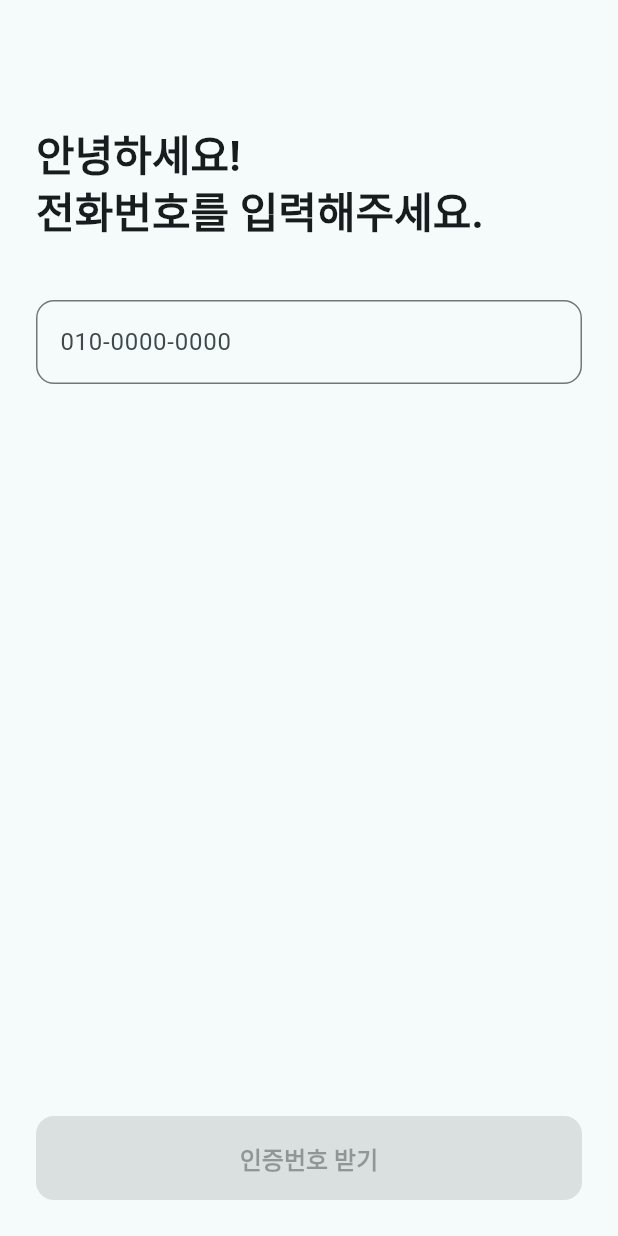
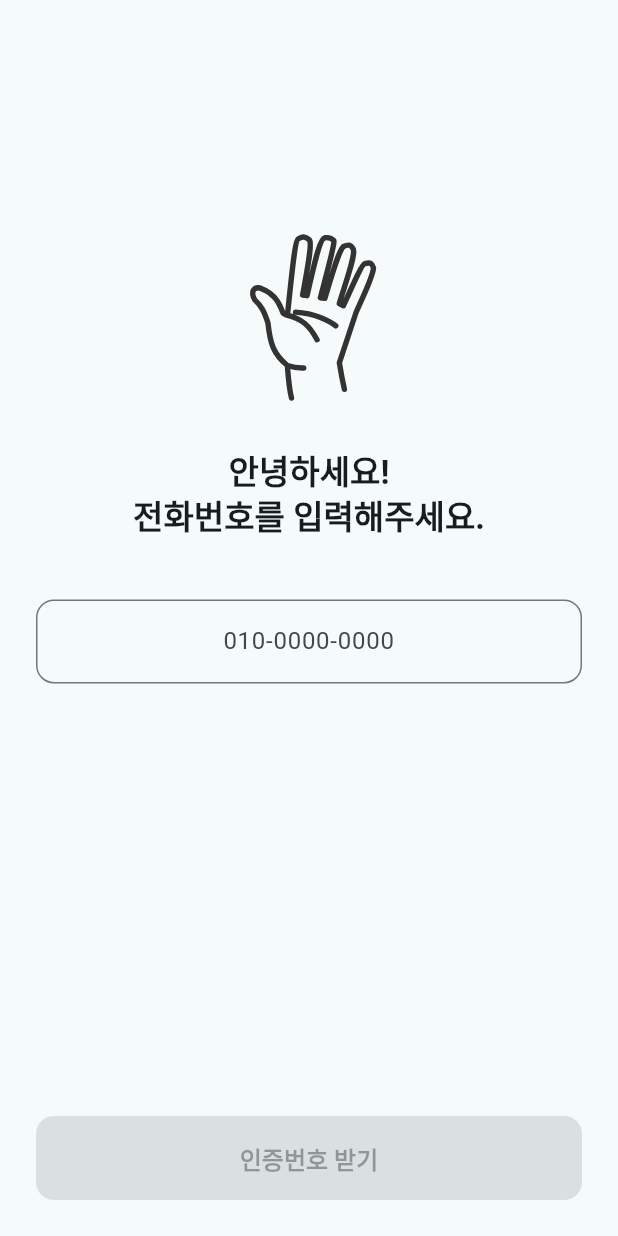
Before and after one commit to hiimjayson/nomad, a Flutter app: the screen it shows after launch, on a phone screen of 412 x 824 dp. Run offline on Flutter 3.47's test engine with Material 3 defaults, Android fonts, the light colour scheme and no system bars; our stand-ins replace dio, flutter_svg, pin_code_fields; Roboto replaces fonts that are missing (Pretendard).

Commit message:
enhance(app): 전화번호인증 스크린 디자인 수정

```diff
--- a/apps/nomad_app/lib/screens/auth/phone_auth_screen.dart
+++ b/apps/nomad_app/lib/screens/auth/phone_auth_screen.dart
@@ -3,6 +3,7 @@ import 'package:flutter/services.dart';
 import 'package:nomad_app/screens/auth/verification_screen.dart';
 import 'package:nomad_app/components/ui/button.dart';
 import 'package:nomad_app/services/auth/auth_service.dart';
+import 'package:flutter_svg/flutter_svg.dart';
 
 class PhoneAuthScreen extends StatefulWidget {
   const PhoneAuthScreen({super.key});
@@ -54,19 +55,29 @@ class _PhoneAuthScreenState extends State<PhoneAuthScreen> {
         child: Padding(
           padding: const EdgeInsets.all(24.0),
           child: Column(
-            crossAxisAlignment: CrossAxisAlignment.start,
+            crossAxisAlignment: CrossAxisAlignment.center,
             children: [
-              const SizedBox(height: 60),
+              SizedBox(height: MediaQuery.of(context).size.height * 0.15),
+              SvgPicture.asset(
+                'assets/images/hand_wave.svg',
+                width: 128,
+                height: 128,
+              ),
+              const SizedBox(height: 24),
               Text(
                 '안녕하세요!\n전화번호를 입력해주세요.',
-                style: Theme.of(context).textTheme.headlineMedium?.copyWith(
+                textAlign: TextAlign.center,
+                style: Theme.of(context).textTheme.titleLarge?.copyWith(
                       fontWeight: FontWeight.bold,
                     ),
               ),
               const SizedBox(height: 40),
-              TextField(
+              SizedBox(
+                width: double.infinity,
+                child: TextField(
                   controller: _phoneController,
                   keyboardType: TextInputType.phone,
+                  textAlign: TextAlign.center,
                   decoration: InputDecoration(
                     hintText: '010-0000-0000',
                     border: OutlineInputBorder(
@@ -78,8 +89,11 @@ class _PhoneAuthScreenState extends State<PhoneAuthScreen> {
                     _validatePhone(value);
                   },
                 ),
+              ),
               const Spacer(),
-              Button(
+              SizedBox(
+                width: double.infinity,
+                child: Button(
                   text: '인증번호 받기',
                   isLoading: _isLoading,
                   onPressed: _isValid
@@ -106,6 +120,7 @@ class _PhoneAuthScreenState extends State<PhoneAuthScreen> {
                         }
                       : null,
                 ),
+              ),
             ],
           ),
         ),
--- a/apps/nomad_app/pubspec.yaml
+++ b/apps/nomad_app/pubspec.yaml
@@ -34,7 +34,7 @@ dependencies:
   flutter_bloc: ^8.1.3
   equatable: ^2.0.5
   go_router: ^13.0.0
-  flutter_svg: ^2.0.9
+  flutter_svg: ^2.0.10+1
   pin_code_fields: ^8.0.1
   dio: ^5.4.1
 
@@ -89,3 +89,6 @@ flutter:
   #
   # For details regarding fonts from package dependencies,
   # see https://flutter.dev/to/font-from-package
+
+  assets:
+    - assets/images/
```
Also changed, not shown: apps/nomad_app/assets/images/hand_wave.svg (added), 1 other file. Lines whose indentation alone changed are shown as unchanged.
